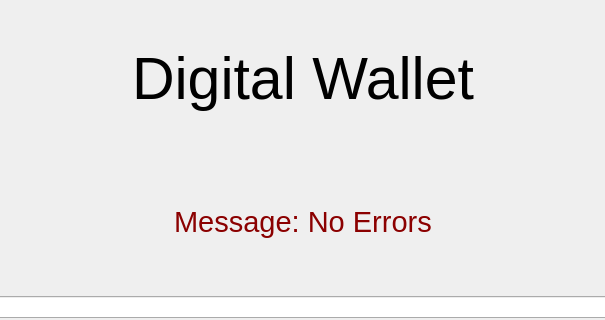
This is Ds_project/mainwindow.ui in mohamed-khalid-gamal/Ds_Project as Qt 5 draws it before an edit; both pictures show x 337 to 942 and y 0 to 320 of the 1280 by 720 pixel window. The edited form follows.
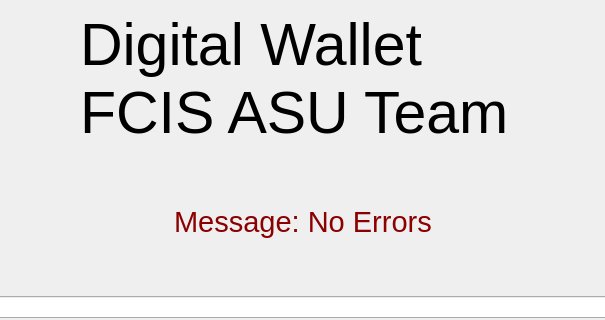
This is the edited form.

What changed in the file:
```diff
--- a/Ds_project/mainwindow.ui
+++ b/Ds_project/mainwindow.ui
@@ -34,7 +34,8 @@
          <string notr="true"/>
         </property>
         <property name="text">
-         <string>Digital Wallet</string>
+         <string>Digital Wallet
+FCIS ASU Team </string>
         </property>
        </widget>
       </item>
```
